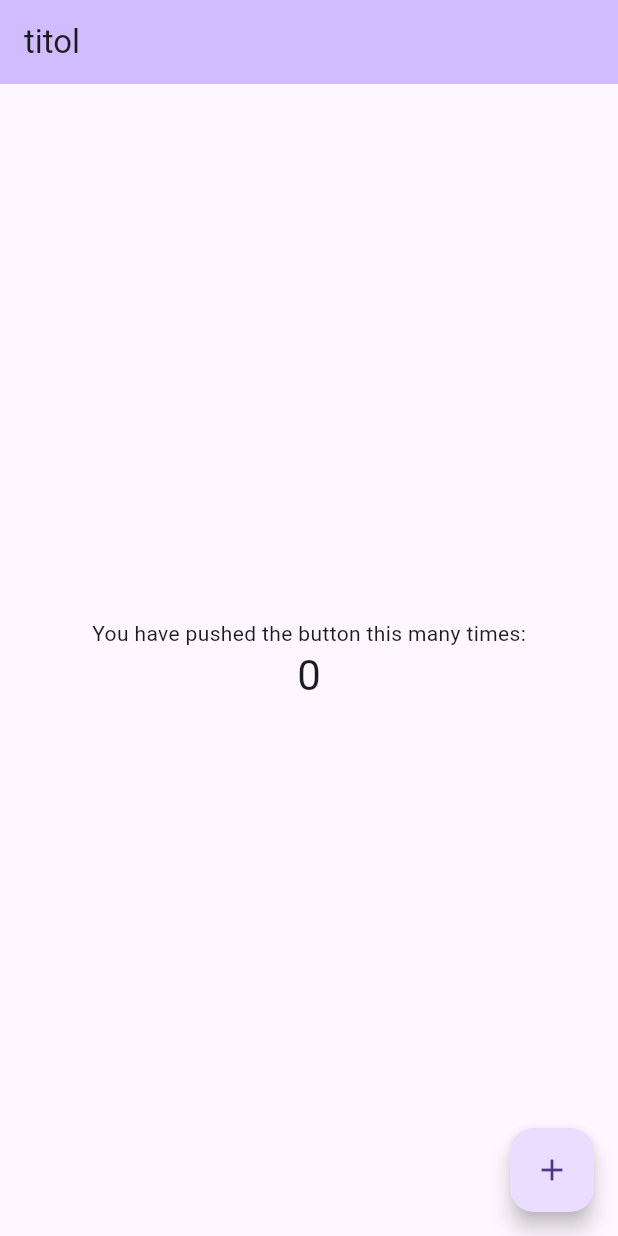
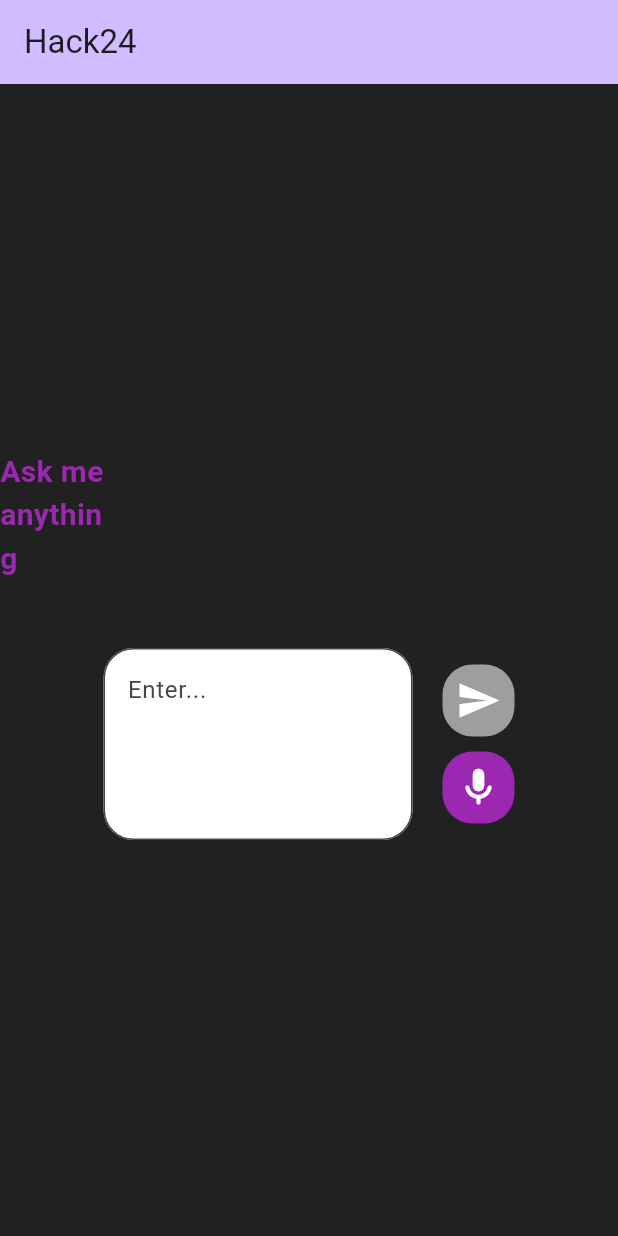
Before and after one commit to susssss23/HackUpc24, a Flutter app: the screen it shows after launch, on a phone screen of 412 x 824 dp. Run offline on Flutter 3.47's test engine with Material 3 defaults, Android fonts, the phone set to English and light mode, and no system bars; Roboto replaces fonts that are missing (Monsterrat).

Commit message:
basic frontend fet, començant speech to test

```diff
--- a/frontend/lib/presentation/screens/my_home_page.dart
+++ b/frontend/lib/presentation/screens/my_home_page.dart
@@ -12,44 +12,126 @@ class MyHomePage extends StatefulWidget {
 
 class _MyHomePageState extends State<MyHomePage> {
   late ControladorPresentacio _controladorPresentacio;
-  int _counter = 0;
+
+  bool defaultState = false;
+  bool selectedMirco = false; //si no es selected micro es selectedText
+
+  late String textEntered;
 
   _MyHomePageState(ControladorPresentacio controladorPresentacio) {
     _controladorPresentacio = controladorPresentacio;
-  }
-
-  void _incrementCounter() {
-    setState(() {
-      _counter++;
-    });
+    textEntered = '';
   }
 
   @override
   Widget build(BuildContext context) {
     return Scaffold(
+      backgroundColor: const Color.fromRGBO(33, 33, 33, 1),
       appBar: AppBar(
         backgroundColor: Theme.of(context).colorScheme.inversePrimary,
-        title: const Text("titol"),
+        title: const Text("Hack24"),
       ),
       body: Center(
         child: Column(
           mainAxisAlignment: MainAxisAlignment.center,
           children: <Widget>[
-            const Text(
-              'You have pushed the button this many times:',
+            const Padding(
+              padding: EdgeInsets.only(right: 340.0, bottom: 25.0),
+              child: Text(
+                'Ask me anything',
+                style: TextStyle(
+                  color: Colors.purple,
+                  fontWeight: FontWeight.bold,
+                  fontFamily: 'Monsterrat',
+                  fontSize: 20.0,
+                ),
+              ),
             ),
-            Text(
-              '$_counter',
-              style: Theme.of(context).textTheme.headlineMedium,
+            Container(
+              padding: const EdgeInsets.all(20.0),
+              child: _buildEnterBar(),
             ),
           ],
         ),
       ),
-      floatingActionButton: FloatingActionButton(
-        onPressed: _incrementCounter,
-        tooltip: 'Increment',
-        child: const Icon(Icons.add),
-      ),
+    );
+  }
+
+  Widget _buildEnterBar() {
+    return Row(
+      mainAxisAlignment: MainAxisAlignment.center,
+      children: [
+        Container(
+          alignment: Alignment.center,
+          width: MediaQuery.of(context).size.width * 0.5,
+          //equivalen a  50% de la pantalla
+          child: TextField(
+            maxLines: 4,
+            decoration: InputDecoration(
+              filled: true,
+              fillColor: Colors.white,
+              hintText: 'Enter...',
+              border: OutlineInputBorder(
+                borderRadius: BorderRadius.circular(20.0),
+                borderSide: const BorderSide(width: 5.0, color: Colors.purple),
+              ),
+            ),
+            onChanged: (value) {
+              textEntered = value;
+            },
+          ),
+        ),
+        const Padding(
+          padding: EdgeInsets.all(10.0),
+        ),
+        Column(
+          children: [
+            Container(
+              decoration: BoxDecoration(
+                color: Colors.grey,
+                borderRadius: BorderRadius.circular(20),
+              ),
+              child: IconButton(
+                icon: const Icon(Icons.send),
+                color: Colors.white,
+                iconSize: 30,
+                onPressed: () {
+                  setState(() {
+                    defaultState = false;
+                    selectedMirco = true;
+                  });
+                },
+                padding: const EdgeInsets.all(9.0),
+                splashRadius: 20,
+                constraints: BoxConstraints(),
+              ),
+            ),
+            const SizedBox(
+              height: 10.0,
+            ),
+            Container(
+              decoration: BoxDecoration(
+                color: Colors.purple,
+                borderRadius: BorderRadius.circular(20),
+              ),
+              child: IconButton(
+                icon: const Icon(Icons.mic_rounded),
+                color: Colors.white,
+                iconSize: 30,
+                onPressed: () {
+                  setState(() {
+                    defaultState = false;
+                    selectedMirco = true;
+                  });
+                },
+                padding: const EdgeInsets.all(9.0),
+                splashRadius: 20,
+                constraints: BoxConstraints(),
+              ),
+            ),
+          ],
+        ),
+      ],
     );
   }
 }
--- a/frontend/pubspec.yaml
+++ b/frontend/pubspec.yaml
@@ -32,6 +32,7 @@ dependencies:
     sdk: flutter
 
 
+
   # The following adds the Cupertino Icons font to your application.
   # Use with the CupertinoIcons class for iOS style icons.
   cupertino_icons: ^1.0.6
@@ -39,6 +40,7 @@ dependencies:
 dev_dependencies:
   flutter_test:
     sdk: flutter
+  speech_to_text: ^6.1.0
 
   # The "flutter_lints" package below contains a set of recommended lints to
   # encourage good coding practices. The lint set provided by the package is
```
Also changed, not shown: frontend/pubspec.lock, 3 other files.
